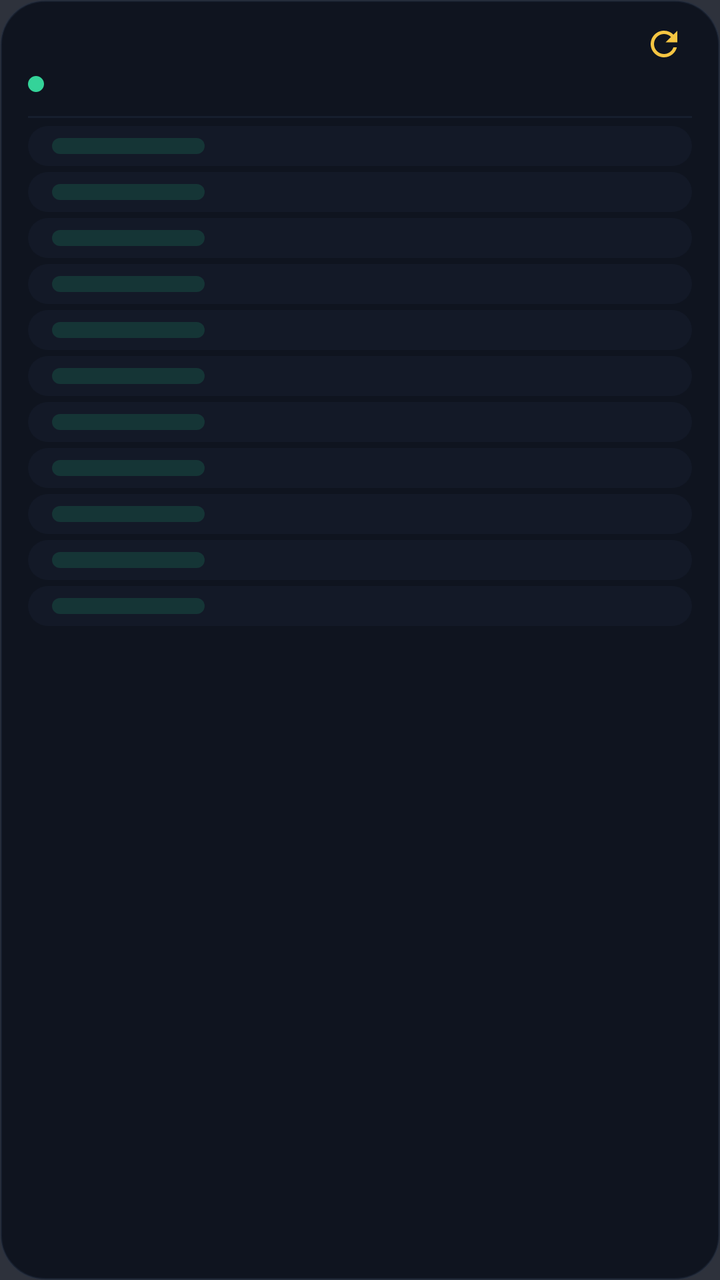
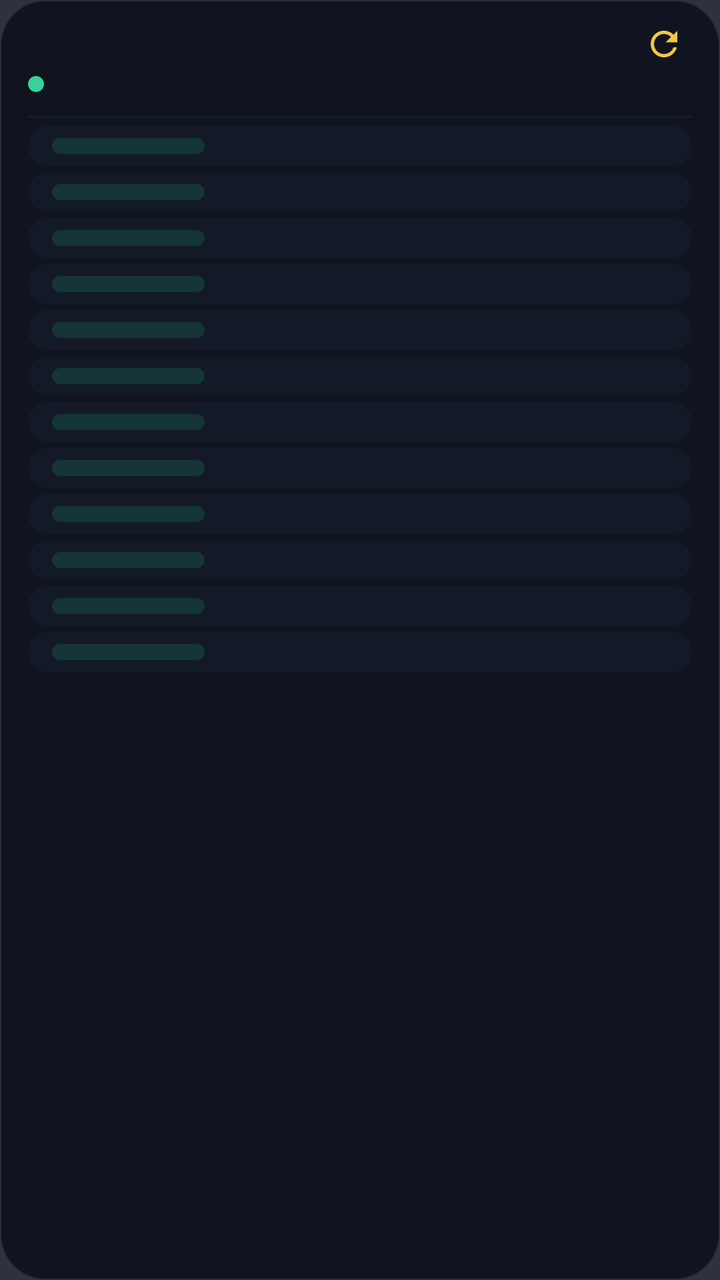

An Android layout rendered at two revisions. The XML below is the earlier revision; the diff shows what the commit changed to produce the second picture.
<!-- AndroidManifest.xml: application theme Theme.MarketPluss -->
<!-- res/layout/widget_layout.xml -->
<?xml version="1.0" encoding="utf-8"?>
<LinearLayout xmlns:android="http://schemas.android.com/apk/res/android" android:id="@+id/widget_root" android:layout_width="match_parent" android:layout_height="match_parent" android:background="@drawable/bg_widget" android:orientation="vertical" android:paddingStart="14dp" android:paddingEnd="14dp" android:paddingTop="8dp" android:paddingBottom="8dp">
<LinearLayout android:layout_width="match_parent" android:layout_height="wrap_content" android:gravity="center_vertical" android:layoutDirection="ltr" android:orientation="horizontal"><ImageView android:id="@+id/iv_title" android:layout_width="wrap_content" android:layout_height="wrap_content" android:adjustViewBounds="true" android:scaleType="center" android:contentDescription="@string/widget_name"/><TextView android:layout_width="0dp" android:layout_height="1dp" android:layout_weight="1" android:text=""/><ImageView android:id="@+id/iv_updated_at" android:layout_width="wrap_content" android:layout_height="wrap_content" android:layout_marginEnd="6dp" android:adjustViewBounds="true" android:scaleType="center"/><ImageView android:id="@+id/btn_refresh" android:layout_width="28dp" android:layout_height="28dp" android:padding="4dp" android:src="@drawable/ic_refresh" android:contentDescription="@string/refresh"/></LinearLayout>
<LinearLayout android:layout_width="wrap_content" android:layout_height="wrap_content" android:layout_marginTop="2dp" android:gravity="center_vertical" android:layoutDirection="ltr" android:orientation="horizontal"><ImageView android:id="@+id/iv_live_dot" android:layout_width="8dp" android:layout_height="8dp" android:layout_marginEnd="6dp" android:background="@drawable/dot_live"/><ImageView android:id="@+id/iv_subtitle" android:layout_width="wrap_content" android:layout_height="wrap_content" android:adjustViewBounds="true" android:scaleType="center"/></LinearLayout>
<LinearLayout android:layout_width="match_parent" android:layout_height="wrap_content" android:layout_marginTop="6dp" android:gravity="center_vertical" android:layoutDirection="rtl" android:orientation="horizontal" android:paddingStart="12dp" android:paddingEnd="12dp"><LinearLayout android:layout_width="0dp" android:layout_height="wrap_content" android:layout_weight="1.4" android:gravity="center_vertical|start"><ImageView android:id="@+id/iv_header_name" android:layout_width="wrap_content" android:layout_height="wrap_content" android:adjustViewBounds="true" android:scaleType="center"/></LinearLayout><LinearLayout android:layout_width="0dp" android:layout_height="wrap_content" android:layout_weight="1.2" android:gravity="center"><ImageView android:id="@+id/iv_header_value" android:layout_width="wrap_content" android:layout_height="wrap_content" android:adjustViewBounds="true" android:scaleType="center"/></LinearLayout><LinearLayout android:layout_width="0dp" android:layout_height="wrap_content" android:layout_weight="0.85" android:gravity="center"><ImageView android:id="@+id/iv_header_pct" android:layout_width="wrap_content" android:layout_height="wrap_content" android:adjustViewBounds="true" android:scaleType="center"/></LinearLayout></LinearLayout>
<TextView android:layout_width="match_parent" android:layout_height="1dp" android:layout_marginTop="6dp" android:layout_marginBottom="4dp" android:background="@color/divider"/>
<LinearLayout android:id="@+id/row_0" android:layout_width="match_parent" android:layout_height="wrap_content" android:background="@drawable/bg_row" android:gravity="center_vertical" android:layoutDirection="rtl" android:orientation="horizontal" android:paddingStart="12dp" android:paddingEnd="12dp" android:paddingTop="6dp" android:paddingBottom="6dp"><LinearLayout android:layout_width="0dp" android:layout_height="wrap_content" android:layout_weight="1.4" android:gravity="center_vertical|start" android:orientation="horizontal"><ImageView android:id="@+id/iv_name_0" android:layout_width="wrap_content" android:layout_height="wrap_content" android:adjustViewBounds="true" android:scaleType="center"/></LinearLayout><LinearLayout android:layout_width="0dp" android:layout_height="wrap_content" android:layout_weight="1.2" android:gravity="center" android:orientation="vertical"><ImageView android:id="@+id/iv_value_0" android:layout_width="wrap_content" android:layout_height="wrap_content" android:adjustViewBounds="true" android:scaleType="center"/><ImageView android:id="@+id/iv_unit_0" android:layout_width="wrap_content" android:layout_height="wrap_content" android:layout_marginTop="1dp" android:adjustViewBounds="true" android:scaleType="center" android:visibility="gone"/></LinearLayout><LinearLayout android:id="@+id/badge_0" android:layout_width="0dp" android:layout_height="wrap_content" android:layout_weight="0.85" android:background="@drawable/bg_badge_pos" android:gravity="center" android:paddingTop="4dp" android:paddingBottom="4dp" android:paddingStart="6dp" android:paddingEnd="6dp"><ImageView android:id="@+id/iv_pct_0" android:layout_width="wrap_content" android:layout_height="wrap_content" android:adjustViewBounds="true" android:scaleType="center"/></LinearLayout></LinearLayout>
<TextView android:id="@+id/div_0" android:layout_width="match_parent" android:layout_height="3dp" android:background="@android:color/transparent"/>
<LinearLayout android:id="@+id/row_1" android:layout_width="match_parent" android:layout_height="wrap_content" android:background="@drawable/bg_row" android:gravity="center_vertical" android:layoutDirection="rtl" android:orientation="horizontal" android:paddingStart="12dp" android:paddingEnd="12dp" android:paddingTop="6dp" android:paddingBottom="6dp"><LinearLayout android:layout_width="0dp" android:layout_height="wrap_content" android:layout_weight="1.4" android:gravity="center_vertical|start" android:orientation="horizontal"><ImageView android:id="@+id/iv_name_1" android:layout_width="wrap_content" android:layout_height="wrap_content" android:adjustViewBounds="true" android:scaleType="center"/></LinearLayout><LinearLayout android:layout_width="0dp" android:layout_height="wrap_content" android:layout_weight="1.2" android:gravity="center" android:orientation="vertical"><ImageView android:id="@+id/iv_value_1" android:layout_width="wrap_content" android:layout_height="wrap_content" android:adjustViewBounds="true" android:scaleType="center"/><ImageView android:id="@+id/iv_unit_1" android:layout_width="wrap_content" android:layout_height="wrap_content" android:layout_marginTop="1dp" android:adjustViewBounds="true" android:scaleType="center" android:visibility="gone"/></LinearLayout><LinearLayout android:id="@+id/badge_1" android:layout_width="0dp" android:layout_height="wrap_content" android:layout_weight="0.85" android:background="@drawable/bg_badge_pos" android:gravity="center" android:paddingTop="4dp" android:paddingBottom="4dp" android:paddingStart="6dp" android:paddingEnd="6dp"><ImageView android:id="@+id/iv_pct_1" android:layout_width="wrap_content" android:layout_height="wrap_content" android:adjustViewBounds="true" android:scaleType="center"/></LinearLayout></LinearLayout>
<TextView android:id="@+id/div_1" android:layout_width="match_parent" android:layout_height="3dp" android:background="@android:color/transparent"/>
<LinearLayout android:id="@+id/row_2" android:layout_width="match_parent" android:layout_height="wrap_content" android:background="@drawable/bg_row" android:gravity="center_vertical" android:layoutDirection="rtl" android:orientation="horizontal" android:paddingStart="12dp" android:paddingEnd="12dp" android:paddingTop="6dp" android:paddingBottom="6dp"><LinearLayout android:layout_width="0dp" android:layout_height="wrap_content" android:layout_weight="1.4" android:gravity="center_vertical|start" android:orientation="horizontal"><ImageView android:id="@+id/iv_name_2" android:layout_width="wrap_content" android:layout_height="wrap_content" android:adjustViewBounds="true" android:scaleType="center"/></LinearLayout><LinearLayout android:layout_width="0dp" android:layout_height="wrap_content" android:layout_weight="1.2" android:gravity="center" android:orientation="vertical"><ImageView android:id="@+id/iv_value_2" android:layout_width="wrap_content" android:layout_height="wrap_content" android:adjustViewBounds="true" android:scaleType="center"/><ImageView android:id="@+id/iv_unit_2" android:layout_width="wrap_content" android:layout_height="wrap_content" android:layout_marginTop="1dp" android:adjustViewBounds="true" android:scaleType="center" android:visibility="gone"/></LinearLayout><LinearLayout android:id="@+id/badge_2" android:layout_width="0dp" android:layout_height="wrap_content" android:layout_weight="0.85" android:background="@drawable/bg_badge_pos" android:gravity="center" android:paddingTop="4dp" android:paddingBottom="4dp" android:paddingStart="6dp" android:paddingEnd="6dp"><ImageView android:id="@+id/iv_pct_2" android:layout_width="wrap_content" android:layout_height="wrap_content" android:adjustViewBounds="true" android:scaleType="center"/></LinearLayout></LinearLayout>
<TextView android:id="@+id/div_2" android:layout_width="match_parent" android:layout_height="3dp" android:background="@android:color/transparent"/>
<LinearLayout android:id="@+id/row_3" android:layout_width="match_parent" android:layout_height="wrap_content" android:background="@drawable/bg_row" android:gravity="center_vertical" android:layoutDirection="rtl" android:orientation="horizontal" android:paddingStart="12dp" android:paddingEnd="12dp" android:paddingTop="6dp" android:paddingBottom="6dp"><LinearLayout android:layout_width="0dp" android:layout_height="wrap_content" android:layout_weight="1.4" android:gravity="center_vertical|start" android:orientation="horizontal"><ImageView android:id="@+id/iv_name_3" android:layout_width="wrap_content" android:layout_height="wrap_content" android:adjustViewBounds="true" android:scaleType="center"/></LinearLayout><LinearLayout android:layout_width="0dp" android:layout_height="wrap_content" android:layout_weight="1.2" android:gravity="center" android:orientation="vertical"><ImageView android:id="@+id/iv_value_3" android:layout_width="wrap_content" android:layout_height="wrap_content" android:adjustViewBounds="true" android:scaleType="center"/><ImageView android:id="@+id/iv_unit_3" android:layout_width="wrap_content" android:layout_height="wrap_content" android:layout_marginTop="1dp" android:adjustViewBounds="true" android:scaleType="center" android:visibility="gone"/></LinearLayout><LinearLayout android:id="@+id/badge_3" android:layout_width="0dp" android:layout_height="wrap_content" android:layout_weight="0.85" android:background="@drawable/bg_badge_pos" android:gravity="center" android:paddingTop="4dp" android:paddingBottom="4dp" android:paddingStart="6dp" android:paddingEnd="6dp"><ImageView android:id="@+id/iv_pct_3" android:layout_width="wrap_content" android:layout_height="wrap_content" android:adjustViewBounds="true" android:scaleType="center"/></LinearLayout></LinearLayout>
<TextView android:id="@+id/div_3" android:layout_width="match_parent" android:layout_height="3dp" android:background="@android:color/transparent"/>
<LinearLayout android:id="@+id/row_4" android:layout_width="match_parent" android:layout_height="wrap_content" android:background="@drawable/bg_row" android:gravity="center_vertical" android:layoutDirection="rtl" android:orientation="horizontal" android:paddingStart="12dp" android:paddingEnd="12dp" android:paddingTop="6dp" android:paddingBottom="6dp"><LinearLayout android:layout_width="0dp" android:layout_height="wrap_content" android:layout_weight="1.4" android:gravity="center_vertical|start" android:orientation="horizontal"><ImageView android:id="@+id/iv_name_4" android:layout_width="wrap_content" android:layout_height="wrap_content" android:adjustViewBounds="true" android:scaleType="center"/></LinearLayout><LinearLayout android:layout_width="0dp" android:layout_height="wrap_content" android:layout_weight="1.2" android:gravity="center" android:orientation="vertical"><ImageView android:id="@+id/iv_value_4" android:layout_width="wrap_content" android:layout_height="wrap_content" android:adjustViewBounds="true" android:scaleType="center"/><ImageView android:id="@+id/iv_unit_4" android:layout_width="wrap_content" android:layout_height="wrap_content" android:layout_marginTop="1dp" android:adjustViewBounds="true" android:scaleType="center" android:visibility="gone"/></LinearLayout><LinearLayout android:id="@+id/badge_4" android:layout_width="0dp" android:layout_height="wrap_content" android:layout_weight="0.85" android:background="@drawable/bg_badge_pos" android:gravity="center" android:paddingTop="4dp" android:paddingBottom="4dp" android:paddingStart="6dp" android:paddingEnd="6dp"><ImageView android:id="@+id/iv_pct_4" android:layout_width="wrap_content" android:layout_height="wrap_content" android:adjustViewBounds="true" android:scaleType="center"/></LinearLayout></LinearLayout>
<TextView android:id="@+id/div_4" android:layout_width="match_parent" android:layout_height="3dp" android:background="@android:color/transparent"/>
<LinearLayout android:id="@+id/row_5" android:layout_width="match_parent" android:layout_height="wrap_content" android:background="@drawable/bg_row" android:gravity="center_vertical" android:layoutDirection="rtl" android:orientation="horizontal" android:paddingStart="12dp" android:paddingEnd="12dp" android:paddingTop="6dp" android:paddingBottom="6dp"><LinearLayout android:layout_width="0dp" android:layout_height="wrap_content" android:layout_weight="1.4" android:gravity="center_vertical|start" android:orientation="horizontal"><ImageView android:id="@+id/iv_name_5" android:layout_width="wrap_content" android:layout_height="wrap_content" android:adjustViewBounds="true" android:scaleType="center"/></LinearLayout><LinearLayout android:layout_width="0dp" android:layout_height="wrap_content" android:layout_weight="1.2" android:gravity="center" android:orientation="vertical"><ImageView android:id="@+id/iv_value_5" android:layout_width="wrap_content" android:layout_height="wrap_content" android:adjustViewBounds="true" android:scaleType="center"/><ImageView android:id="@+id/iv_unit_5" android:layout_width="wrap_content" android:layout_height="wrap_content" android:layout_marginTop="1dp" android:adjustViewBounds="true" android:scaleType="center" android:visibility="gone"/></LinearLayout><LinearLayout android:id="@+id/badge_5" android:layout_width="0dp" android:layout_height="wrap_content" android:layout_weight="0.85" android:background="@drawable/bg_badge_pos" android:gravity="center" android:paddingTop="4dp" android:paddingBottom="4dp" android:paddingStart="6dp" android:paddingEnd="6dp"><ImageView android:id="@+id/iv_pct_5" android:layout_width="wrap_content" android:layout_height="wrap_content" android:adjustViewBounds="true" android:scaleType="center"/></LinearLayout></LinearLayout>
<TextView android:id="@+id/div_5" android:layout_width="match_parent" android:layout_height="3dp" android:background="@android:color/transparent"/>
<LinearLayout android:id="@+id/row_6" android:layout_width="match_parent" android:layout_height="wrap_content" android:background="@drawable/bg_row" android:gravity="center_vertical" android:layoutDirection="rtl" android:orientation="horizontal" android:paddingStart="12dp" android:paddingEnd="12dp" android:paddingTop="6dp" android:paddingBottom="6dp"><LinearLayout android:layout_width="0dp" android:layout_height="wrap_content" android:layout_weight="1.4" android:gravity="center_vertical|start" android:orientation="horizontal"><ImageView android:id="@+id/iv_name_6" android:layout_width="wrap_content" android:layout_height="wrap_content" android:adjustViewBounds="true" android:scaleType="center"/></LinearLayout><LinearLayout android:layout_width="0dp" android:layout_height="wrap_content" android:layout_weight="1.2" android:gravity="center" android:orientation="vertical"><ImageView android:id="@+id/iv_value_6" android:layout_width="wrap_content" android:layout_height="wrap_content" android:adjustViewBounds="true" android:scaleType="center"/><ImageView android:id="@+id/iv_unit_6" android:layout_width="wrap_content" android:layout_height="wrap_content" android:layout_marginTop="1dp" android:adjustViewBounds="true" android:scaleType="center" android:visibility="gone"/></LinearLayout><LinearLayout android:id="@+id/badge_6" android:layout_width="0dp" android:layout_height="wrap_content" android:layout_weight="0.85" android:background="@drawable/bg_badge_pos" android:gravity="center" android:paddingTop="4dp" android:paddingBottom="4dp" android:paddingStart="6dp" android:paddingEnd="6dp"><ImageView android:id="@+id/iv_pct_6" android:layout_width="wrap_content" android:layout_height="wrap_content" android:adjustViewBounds="true" android:scaleType="center"/></LinearLayout></LinearLayout>
<TextView android:id="@+id/div_6" android:layout_width="match_parent" android:layout_height="3dp" android:background="@android:color/transparent"/>
<LinearLayout android:id="@+id/row_7" android:layout_width="match_parent" android:layout_height="wrap_content" android:background="@drawable/bg_row" android:gravity="center_vertical" android:layoutDirection="rtl" android:orientation="horizontal" android:paddingStart="12dp" android:paddingEnd="12dp" android:paddingTop="6dp" android:paddingBottom="6dp"><LinearLayout android:layout_width="0dp" android:layout_height="wrap_content" android:layout_weight="1.4" android:gravity="center_vertical|start" android:orientation="horizontal"><ImageView android:id="@+id/iv_name_7" android:layout_width="wrap_content" android:layout_height="wrap_content" android:adjustViewBounds="true" android:scaleType="center"/></LinearLayout><LinearLayout android:layout_width="0dp" android:layout_height="wrap_content" android:layout_weight="1.2" android:gravity="center" android:orientation="vertical"><ImageView android:id="@+id/iv_value_7" android:layout_width="wrap_content" android:layout_height="wrap_content" android:adjustViewBounds="true" android:scaleType="center"/><ImageView android:id="@+id/iv_unit_7" android:layout_width="wrap_content" android:layout_height="wrap_content" android:layout_marginTop="1dp" android:adjustViewBounds="true" android:scaleType="center" android:visibility="gone"/></LinearLayout><LinearLayout android:id="@+id/badge_7" android:layout_width="0dp" android:layout_height="wrap_content" android:layout_weight="0.85" android:background="@drawable/bg_badge_pos" android:gravity="center" android:paddingTop="4dp" android:paddingBottom="4dp" android:paddingStart="6dp" android:paddingEnd="6dp"><ImageView android:id="@+id/iv_pct_7" android:layout_width="wrap_content" android:layout_height="wrap_content" android:adjustViewBounds="true" android:scaleType="center"/></LinearLayout></LinearLayout>
<TextView android:id="@+id/div_7" android:layout_width="match_parent" android:layout_height="3dp" android:background="@android:color/transparent"/>
<LinearLayout android:id="@+id/row_8" android:layout_width="match_parent" android:layout_height="wrap_content" android:background="@drawable/bg_row" android:gravity="center_vertical" android:layoutDirection="rtl" android:orientation="horizontal" android:paddingStart="12dp" android:paddingEnd="12dp" android:paddingTop="6dp" android:paddingBottom="6dp"><LinearLayout android:layout_width="0dp" android:layout_height="wrap_content" android:layout_weight="1.4" android:gravity="center_vertical|start" android:orientation="horizontal"><ImageView android:id="@+id/iv_name_8" android:layout_width="wrap_content" android:layout_height="wrap_content" android:adjustViewBounds="true" android:scaleType="center"/></LinearLayout><LinearLayout android:layout_width="0dp" android:layout_height="wrap_content" android:layout_weight="1.2" android:gravity="center" android:orientation="vertical"><ImageView android:id="@+id/iv_value_8" android:layout_width="wrap_content" android:layout_height="wrap_content" android:adjustViewBounds="true" android:scaleType="center"/><ImageView android:id="@+id/iv_unit_8" android:layout_width="wrap_content" android:layout_height="wrap_content" android:layout_marginTop="1dp" android:adjustViewBounds="true" android:scaleType="center" android:visibility="gone"/></LinearLayout><LinearLayout android:id="@+id/badge_8" android:layout_width="0dp" android:layout_height="wrap_content" android:layout_weight="0.85" android:background="@drawable/bg_badge_pos" android:gravity="center" android:paddingTop="4dp" android:paddingBottom="4dp" android:paddingStart="6dp" android:paddingEnd="6dp"><ImageView android:id="@+id/iv_pct_8" android:layout_width="wrap_content" android:layout_height="wrap_content" android:adjustViewBounds="true" android:scaleType="center"/></LinearLayout></LinearLayout>
<TextView android:id="@+id/div_8" android:layout_width="match_parent" android:layout_height="3dp" android:background="@android:color/transparent"/>
<LinearLayout android:id="@+id/row_9" android:layout_width="match_parent" android:layout_height="wrap_content" android:background="@drawable/bg_row" android:gravity="center_vertical" android:layoutDirection="rtl" android:orientation="horizontal" android:paddingStart="12dp" android:paddingEnd="12dp" android:paddingTop="6dp" android:paddingBottom="6dp"><LinearLayout android:layout_width="0dp" android:layout_height="wrap_content" android:layout_weight="1.4" android:gravity="center_vertical|start" android:orientation="horizontal"><ImageView android:id="@+id/iv_name_9" android:layout_width="wrap_content" android:layout_height="wrap_content" android:adjustViewBounds="true" android:scaleType="center"/></LinearLayout><LinearLayout android:layout_width="0dp" android:layout_height="wrap_content" android:layout_weight="1.2" android:gravity="center" android:orientation="vertical"><ImageView android:id="@+id/iv_value_9" android:layout_width="wrap_content" android:layout_height="wrap_content" android:adjustViewBounds="true" android:scaleType="center"/><ImageView android:id="@+id/iv_unit_9" android:layout_width="wrap_content" android:layout_height="wrap_content" android:layout_marginTop="1dp" android:adjustViewBounds="true" android:scaleType="center" android:visibility="gone"/></LinearLayout><LinearLayout android:id="@+id/badge_9" android:layout_width="0dp" android:layout_height="wrap_content" android:layout_weight="0.85" android:background="@drawable/bg_badge_pos" android:gravity="center" android:paddingTop="4dp" android:paddingBottom="4dp" android:paddingStart="6dp" android:paddingEnd="6dp"><ImageView android:id="@+id/iv_pct_9" android:layout_width="wrap_content" android:layout_height="wrap_content" android:adjustViewBounds="true" android:scaleType="center"/></LinearLayout></LinearLayout>
<TextView android:id="@+id/div_9" android:layout_width="match_parent" android:layout_height="3dp" android:background="@android:color/transparent"/>
<LinearLayout android:id="@+id/row_10" android:layout_width="match_parent" android:layout_height="wrap_content" android:background="@drawable/bg_row" android:gravity="center_vertical" android:layoutDirection="rtl" android:orientation="horizontal" android:paddingStart="12dp" android:paddingEnd="12dp" android:paddingTop="6dp" android:paddingBottom="6dp"><LinearLayout android:layout_width="0dp" android:layout_height="wrap_content" android:layout_weight="1.4" android:gravity="center_vertical|start" android:orientation="horizontal"><ImageView android:id="@+id/iv_name_10" android:layout_width="wrap_content" android:layout_height="wrap_content" android:adjustViewBounds="true" android:scaleType="center"/></LinearLayout><LinearLayout android:layout_width="0dp" android:layout_height="wrap_content" android:layout_weight="1.2" android:gravity="center" android:orientation="vertical"><ImageView android:id="@+id/iv_value_10" android:layout_width="wrap_content" android:layout_height="wrap_content" android:adjustViewBounds="true" android:scaleType="center"/><ImageView android:id="@+id/iv_unit_10" android:layout_width="wrap_content" android:layout_height="wrap_content" android:layout_marginTop="1dp" android:adjustViewBounds="true" android:scaleType="center" android:visibility="gone"/></LinearLayout><LinearLayout android:id="@+id/badge_10" android:layout_width="0dp" android:layout_height="wrap_content" android:layout_weight="0.85" android:background="@drawable/bg_badge_pos" android:gravity="center" android:paddingTop="4dp" android:paddingBottom="4dp" android:paddingStart="6dp" android:paddingEnd="6dp"><ImageView android:id="@+id/iv_pct_10" android:layout_width="wrap_content" android:layout_height="wrap_content" android:adjustViewBounds="true" android:scaleType="center"/></LinearLayout></LinearLayout>
<TextView android:id="@+id/div_10" android:layout_width="match_parent" android:layout_height="3dp" android:background="@android:color/transparent"/>
</LinearLayout>
<!-- resources referenced by this layout -->
<resources>
  <color name="divider">#66243044</color>
  <!-- drawable bg_badge_pos (drawable) -->
  <?xml version="1.0" encoding="utf-8"?>
  <shape xmlns:android="http://schemas.android.com/apk/res/android"
      android:shape="rectangle">
      <solid android:color="#241ED88F" />
      <corners android:radius="14dp" />
  </shape>
  <!-- drawable bg_row (drawable) -->
  <?xml version="1.0" encoding="utf-8"?>
  <shape xmlns:android="http://schemas.android.com/apk/res/android" android:shape="rectangle">
      <solid android:color="#B3141C2C" />
      <corners android:radius="16dp" />
  </shape>
  <!-- drawable bg_widget (drawable) -->
  <?xml version="1.0" encoding="utf-8"?>
  <shape xmlns:android="http://schemas.android.com/apk/res/android"
      android:shape="rectangle">
      <solid android:color="#D90A0F1A" />
      <corners android:radius="22dp" />
      <stroke
          android:width="1dp"
          android:color="#66243044" />
  </shape>
  <!-- drawable dot_live (drawable) -->
  <?xml version="1.0" encoding="utf-8"?>
  <shape xmlns:android="http://schemas.android.com/apk/res/android" android:shape="oval">
      <solid android:color="#34D399" />
  </shape>
  <!-- drawable ic_refresh (drawable) -->
  <?xml version="1.0" encoding="utf-8"?>
  <vector xmlns:android="http://schemas.android.com/apk/res/android"
      android:width="24dp"
      android:height="24dp"
      android:viewportWidth="24"
      android:viewportHeight="24">
      <path
          android:fillColor="#F5C542"
          android:pathData="M17.65,6.35C16.2,4.9 14.21,4 12,4c-4.42,0 -7.99,3.58 -7.99,8s3.57,8 7.99,8c3.73,0 6.84,-2.55 7.73,-6h-2.08c-0.82,2.33 -3.04,4 -5.65,4 -3.31,0 -6,-2.69 -6,-6s2.69,-6 6,-6c1.66,0 3.14,0.69 4.22,1.78L13,11h7V4l-2.35,2.35z" />
  </vector>
  <string name="refresh">بروزرسانی</string>
  <string name="widget_name">مارکت‌پلاس</string>
  <style name="Theme.MarketPluss" parent="Theme.MaterialComponents.DayNight.NoActionBar">
          <item name="colorPrimary">@color/accent_gold</item>
          <item name="colorPrimaryVariant">@color/bg_dark</item>
          <item name="colorOnPrimary">@color/bg_dark</item>
          <item name="android:statusBarColor">@color/bg_dark</item>
          <item name="android:windowBackground">@color/bg_dark</item>
          <item name="android:textColorPrimary">@color/text_primary</item>
      </style>
  <color name="accent_gold">#F5C542</color>
  <color name="bg_dark">#D90A0F1A</color>
  <color name="text_primary">#F8FAFC</color>
</resources>

<!-- the commit's change to res/layout/widget_layout.xml (unified diff, before → after) -->
@@ -26,4 +26,6 @@
 <TextView android:id="@+id/div_9" android:layout_width="match_parent" android:layout_height="3dp" android:background="@android:color/transparent"/>
 <LinearLayout android:id="@+id/row_10" android:layout_width="match_parent" android:layout_height="wrap_content" android:background="@drawable/bg_row" android:gravity="center_vertical" android:layoutDirection="rtl" android:orientation="horizontal" android:paddingStart="12dp" android:paddingEnd="12dp" android:paddingTop="6dp" android:paddingBottom="6dp"><LinearLayout android:layout_width="0dp" android:layout_height="wrap_content" android:layout_weight="1.4" android:gravity="center_vertical|start" android:orientation="horizontal"><ImageView android:id="@+id/iv_name_10" android:layout_width="wrap_content" android:layout_height="wrap_content" android:adjustViewBounds="true" android:scaleType="center"/></LinearLayout><LinearLayout android:layout_width="0dp" android:layout_height="wrap_content" android:layout_weight="1.2" android:gravity="center" android:orientation="vertical"><ImageView android:id="@+id/iv_value_10" android:layout_width="wrap_content" android:layout_height="wrap_content" android:adjustViewBounds="true" android:scaleType="center"/><ImageView android:id="@+id/iv_unit_10" android:layout_width="wrap_content" android:layout_height="wrap_content" android:layout_marginTop="1dp" android:adjustViewBounds="true" android:scaleType="center" android:visibility="gone"/></LinearLayout><LinearLayout android:id="@+id/badge_10" android:layout_width="0dp" android:layout_height="wrap_content" android:layout_weight="0.85" android:background="@drawable/bg_badge_pos" android:gravity="center" android:paddingTop="4dp" android:paddingBottom="4dp" android:paddingStart="6dp" android:paddingEnd="6dp"><ImageView android:id="@+id/iv_pct_10" android:layout_width="wrap_content" android:layout_height="wrap_content" android:adjustViewBounds="true" android:scaleType="center"/></LinearLayout></LinearLayout>
 <TextView android:id="@+id/div_10" android:layout_width="match_parent" android:layout_height="3dp" android:background="@android:color/transparent"/>
+<LinearLayout android:id="@+id/row_11" android:layout_width="match_parent" android:layout_height="wrap_content" android:background="@drawable/bg_row" android:gravity="center_vertical" android:layoutDirection="rtl" android:orientation="horizontal" android:paddingStart="12dp" android:paddingEnd="12dp" android:paddingTop="6dp" android:paddingBottom="6dp"><LinearLayout android:layout_width="0dp" android:layout_height="wrap_content" android:layout_weight="1.4" android:gravity="center_vertical|start" android:orientation="horizontal"><ImageView android:id="@+id/iv_name_11" android:layout_width="wrap_content" android:layout_height="wrap_content" android:adjustViewBounds="true" android:scaleType="center"/></LinearLayout><LinearLayout android:layout_width="0dp" android:layout_height="wrap_content" android:layout_weight="1.2" android:gravity="center" android:orientation="vertical"><ImageView android:id="@+id/iv_value_11" android:layout_width="wrap_content" android:layout_height="wrap_content" android:adjustViewBounds="true" android:scaleType="center"/><ImageView android:id="@+id/iv_unit_11" android:layout_width="wrap_content" android:layout_height="wrap_content" android:layout_marginTop="1dp" android:adjustViewBounds="true" android:scaleType="center" android:visibility="gone"/></LinearLayout><LinearLayout android:id="@+id/badge_11" android:layout_width="0dp" android:layout_height="wrap_content" android:layout_weight="0.85" android:background="@drawable/bg_badge_pos" android:gravity="center" android:paddingTop="4dp" android:paddingBottom="4dp" android:paddingStart="6dp" android:paddingEnd="6dp"><ImageView android:id="@+id/iv_pct_11" android:layout_width="wrap_content" android:layout_height="wrap_content" android:adjustViewBounds="true" android:scaleType="center"/></LinearLayout></LinearLayout>
+<TextView android:id="@+id/div_11" android:layout_width="match_parent" android:layout_height="3dp" android:background="@android:color/transparent"/>
 </LinearLayout>
